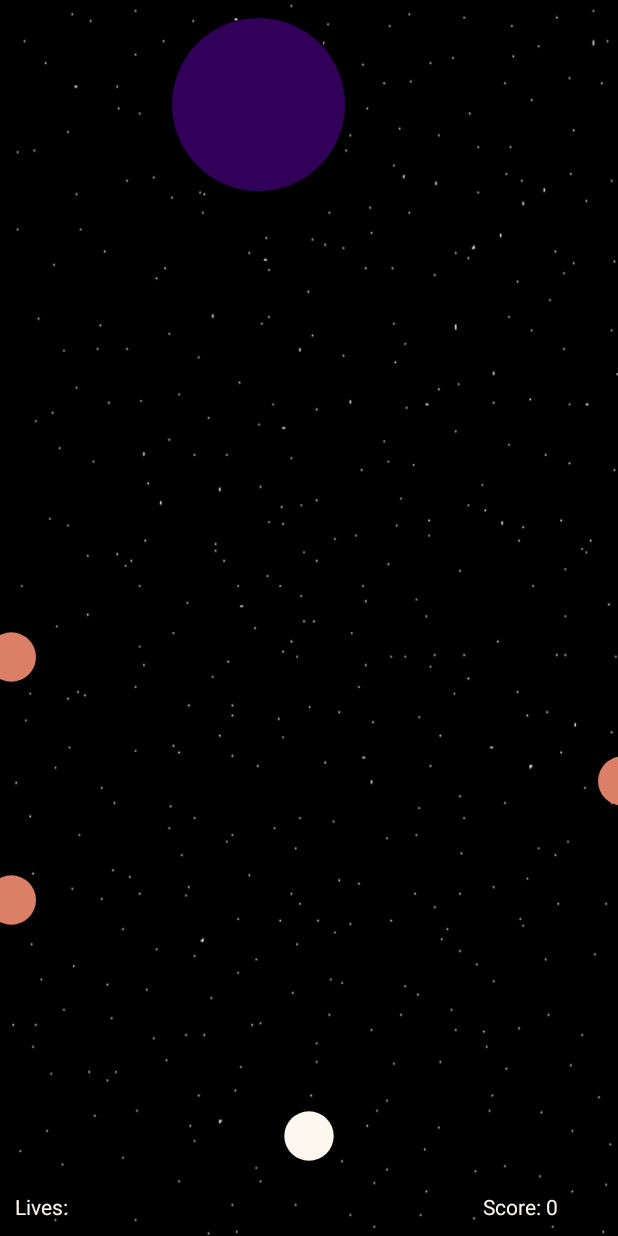
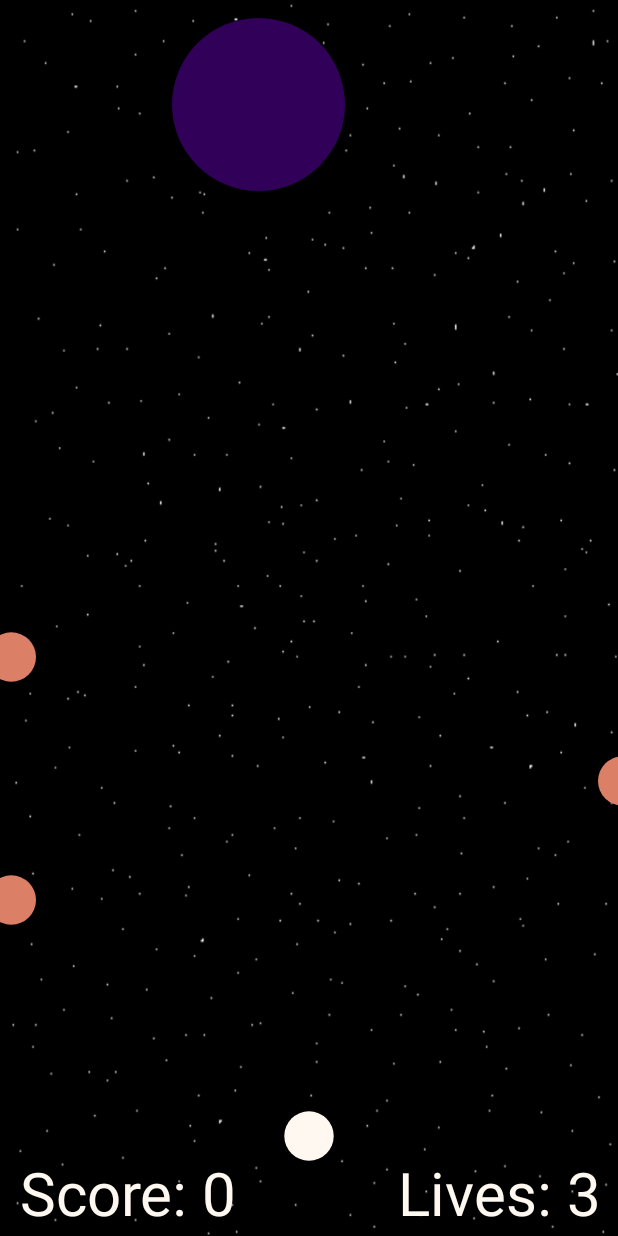
Before and after one commit to BlaviButcher/AndroidSpaceGame, an Android app: the screen it shows after launch (GameActivity), after a tap on "PLAY", on a phone screen of 412 x 824 dp. Run offline under Robolectric (Android 15) with nearby library versions, the phone set to English and light mode, and no system bars; Roboto replaces fonts that are not available here.

Commit message:
Score and lives draw and dynamically update

```diff
--- a/app/src/main/java/com/example/assignmentseven/GameClasses/GraphicsView.java
+++ b/app/src/main/java/com/example/assignmentseven/GameClasses/GraphicsView.java
@@ -8,7 +8,6 @@ import android.util.Log;
 import android.view.GestureDetector;
 import android.view.MotionEvent;
 import android.view.View;
-import android.widget.TextView;
 
 import com.example.assignmentseven.R;
 
@@ -29,11 +28,12 @@ public class GraphicsView extends View {
     // This is the scaler that we will reduce the fling variables by
     private static float flingDampener = 500;
 
+    Paint paintText;
+
 
     // Only allow one laser to be active at a time - so have a single variable instead of array
     // If laser is null will not draw anything
     private Laser laser = null;
-
 
     private Asteroid[] asteroids;
     private Planet planet;
@@ -49,6 +49,10 @@ public class GraphicsView extends View {
     public GraphicsView(Context context) {
         super(context);
         rand = new Random();
+
+        paintText = new Paint();
+        paintText.setColor(getResources().getColor(R.color.colorFloralWhite));
+        paintText.setTextSize(60);
 
         // Get initial width and height - just using screen size..
         width = context.getResources().getDisplayMetrics().widthPixels;
@@ -67,6 +71,7 @@ public class GraphicsView extends View {
 
         planet = new Planet(this, (float) (height * 0.07));
         spaceship = new Spaceship(this, (float) (height * 0.02));
+
 
     }
 
@@ -87,7 +92,12 @@ public class GraphicsView extends View {
     public void onDraw(Canvas canvas) {
         super.onDraw(canvas);
 
+
+
         // TODO: break into individual methods
+        canvas.drawText("Score: " + score, 20, this.height - 20, paintText);
+        canvas.drawText("Lives: " + lives, width - 220, this.height - 20, paintText);
+
 
         if (laser != null){
             laser.move();
@@ -134,9 +144,7 @@ public class GraphicsView extends View {
     }
     private void increaseScore(Canvas canvas)
     {
-       //score++;
-        //canvas.drawText();
-
+       score++;
     }
 
     private void gameOver()
@@ -154,8 +162,6 @@ public class GraphicsView extends View {
         width = w;
         height = h;
     }
-
-
 
     // For the gesture detection
     @Override
--- a/app/src/main/java/com/example/assignmentseven/GameClasses/Laser.java
+++ b/app/src/main/java/com/example/assignmentseven/GameClasses/Laser.java
@@ -8,8 +8,8 @@ import com.example.assignmentseven.R;
 // Laser is the main class for the laser in the game
 class Laser extends DynamicSprite {
 
-    private static float MIN_VELOCITY = 5;
-    private static float MAX_VELOCITY = 15;
+    private static float MIN_VELOCITY = 300;
+    private static float MAX_VELOCITY = 300;
 
     // Make the radius for a laser static - never have a need to change
     private static float radius = 15;
--- a/app/src/main/res/layout/activity_gamescreen.xml
+++ b/app/src/main/res/layout/activity_gamescreen.xml
@@ -8,25 +8,4 @@
     android:id="@+id/cl_gamescreen">
 
 
-    <TextView
-        android:id="@+id/tv_lives"
-        android:layout_width="wrap_content"
-        android:layout_height="wrap_content"
-        android:text="Lives: "
-        app:layout_constraintBottom_toBottomOf="parent"
-        app:layout_constraintLeft_toLeftOf="parent"
-        android:layout_marginBottom="10dp"
-        android:layout_marginLeft="10dp"
-        android:textColor="@color/colorFloralWhite"/>
-
-    <TextView
-        android:id="@+id/tv_score"
-        android:layout_width="wrap_content"
-        android:layout_height="wrap_content"
-        android:text="@string/gamescreen_score"
-        app:layout_constraintBottom_toBottomOf="parent"
-        app:layout_constraintRight_toRightOf="parent"
-        android:layout_marginBottom="10dp"
-        android:layout_marginRight="40dp"
-        android:textColor="@color/colorFloralWhite"/>
 </androidx.constraintlayout.widget.ConstraintLayout>
```
